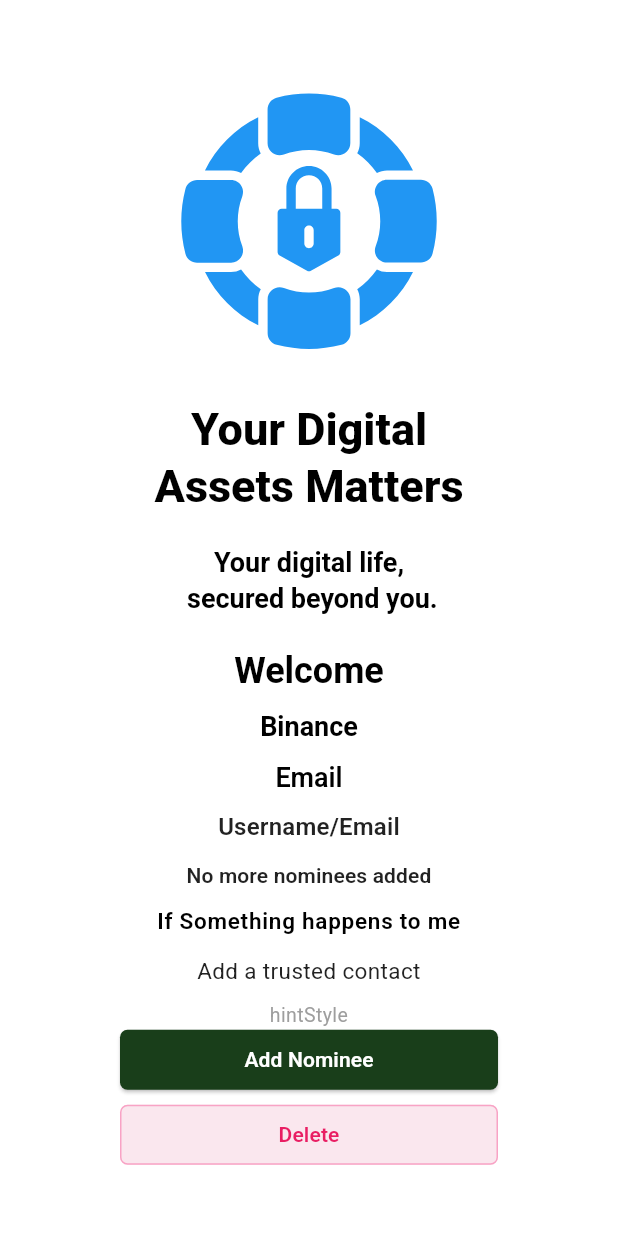
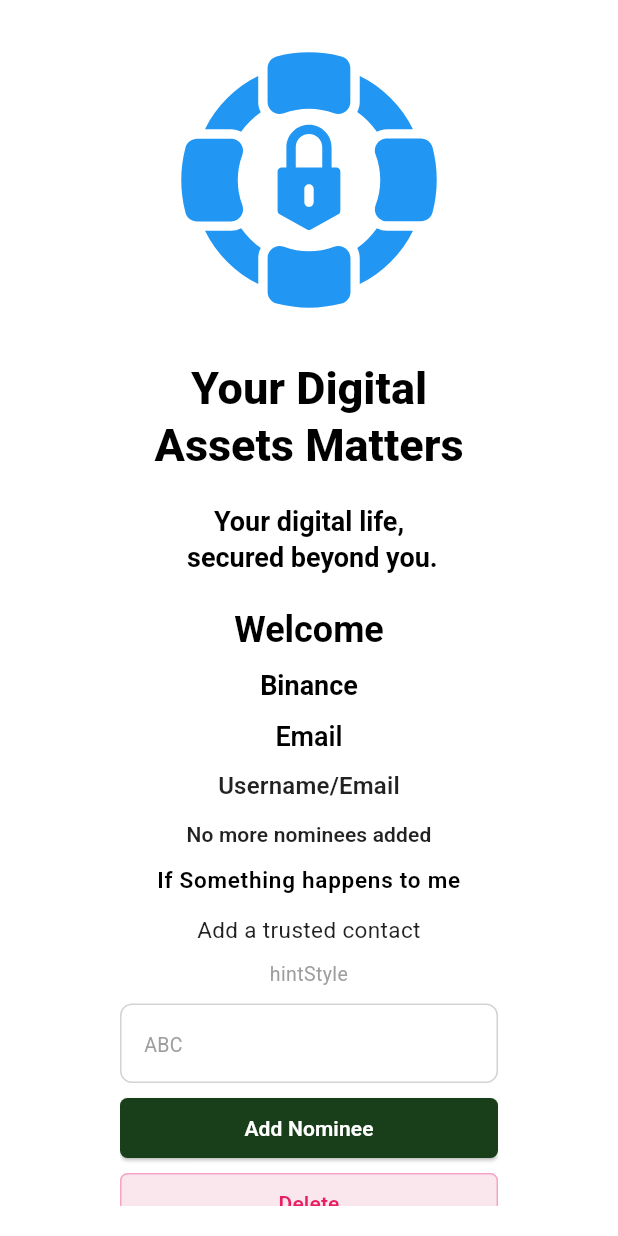
Before and after one commit to MuhammadAbbas1992-Android/Flutter_E_Waris_P, a Flutter app: the screen it shows after launch, on a phone screen of 412 x 824 dp. Run offline on Flutter 3.47's test engine with Material 3 defaults, Android fonts, the phone set to English and light mode, and no system bars; our stand-ins replace firebase_auth, firebase_core, firebase_database, flutter_svg, shared_preferences; accounts and stored records are empty.

Commit message:
E-Waris App

```diff
--- a/lib/core/contants/app_colors.dart
+++ b/lib/core/contants/app_colors.dart
@@ -1,6 +1,11 @@
 import 'dart:ui';
+
+import 'package:flutter/material.dart';
 
 class AppColors{
   static const kCPrimary=Color(0xFF193E1A);
   static const kCWhite=Color(0xFFFFFFFF);
+  static const kCTextFieldBorder=Color(0xFFD3D3D6);
+
+static const kCGrey=Color(0xE0E0E0FF)   ;
 }
--- a/lib/core/theme/app_theme.dart
+++ b/lib/core/theme/app_theme.dart
@@ -48,7 +48,7 @@ class AppTheme {
       ),
       enabledBorder: OutlineInputBorder(
         borderSide: BorderSide(
-          color: Colors.grey.shade300,
+          color: AppColors.kCGrey,
         ),
         borderRadius: BorderRadius.circular(12),
       ),
--- a/lib/views/splash/splash_screen.dart
+++ b/lib/views/splash/splash_screen.dart
@@ -2,6 +2,8 @@ import 'dart:async';
 import 'package:e_waris/core/utils/app_utils.dart';
 import 'package:e_waris/views/widgets/button1.dart';
 import 'package:e_waris/views/widgets/button2.dart';
+import 'package:e_waris/views/widgets/custom_list_tile.dart';
+import 'package:e_waris/views/widgets/custom_text_field.dart';
 import 'package:flutter/material.dart';
 import 'package:flutter_svg/flutter_svg.dart';
 
@@ -34,6 +36,7 @@ class _SplashScreenState extends State<SplashScreen> {
       body: Padding(
         padding: const EdgeInsets.symmetric(horizontal: 80.0, vertical: 20),
         child: Center(
+          child: SingleChildScrollView(
             child: Column(
               mainAxisAlignment: MainAxisAlignment.center,
               crossAxisAlignment: CrossAxisAlignment.center,
@@ -107,15 +110,20 @@ class _SplashScreenState extends State<SplashScreen> {
                     textAlign: TextAlign.center,
                     style: AppUtils.hintStyle
                 ),
+                const SizedBox(height: 10),
+                CustomTextField(hintText: 'ABC', controller: TextEditingController()),
+                const SizedBox(height: 10),
                 Button1(btnText: 'Add Nominee'),
                 const SizedBox(height: 10),
-              Button2(btnText: 'Delete')
+                Button2(btnText: 'Delete'),
+                CustomListTile()
 
 
               ],
             ),
           ),
         ),
+      ),
     );
   }
 }
--- /dev/null
+++ b/lib/views/widgets/custom_text_field.dart
@@ -0,0 +1,53 @@
+import 'package:e_waris/core/contants/app_colors.dart';
+import 'package:e_waris/core/utils/app_utils.dart';
+import 'package:flutter/material.dart';
+
+class CustomTextField extends StatelessWidget {
+  final String hintText;
+  final TextEditingController controller;
+  final double borderRadius;
+  final Color borderColor;
+  final double borderWidth;
+
+  const CustomTextField({
+    super.key,
+    required this.hintText,
+    required this.controller,
+    this.borderRadius = 8,
+    this.borderColor = AppColors.kCTextFieldBorder,
+    this.borderWidth = 1,
+  });
+
+  @override
+  Widget build(BuildContext context) {
+    return TextField(
+      controller: controller,
+      style: Theme.of(context).textTheme.bodyMedium,
+
+      decoration: InputDecoration(
+        hintText: hintText,
+
+        // Hint Style
+        hintStyle: AppUtils.hintStyle,
+
+        // Enabled Border
+        enabledBorder: OutlineInputBorder(
+          borderRadius: BorderRadius.circular(borderRadius),
+          borderSide: BorderSide(
+            color: borderColor,
+            width: borderWidth,
+          ),
+        ),
+
+        // Focused Border
+        focusedBorder: OutlineInputBorder(
+          borderRadius: BorderRadius.circular(borderRadius),
+          borderSide: BorderSide(
+            color: borderColor,
+            width: borderWidth,
+          ),
+        ),
+      ),
+    );
+  }
+}
```
Also changed, not shown: lib/views/widgets/custom_list_tile.dart (added, +52 -0 lines). Lines whose indentation alone changed are shown as unchanged.
